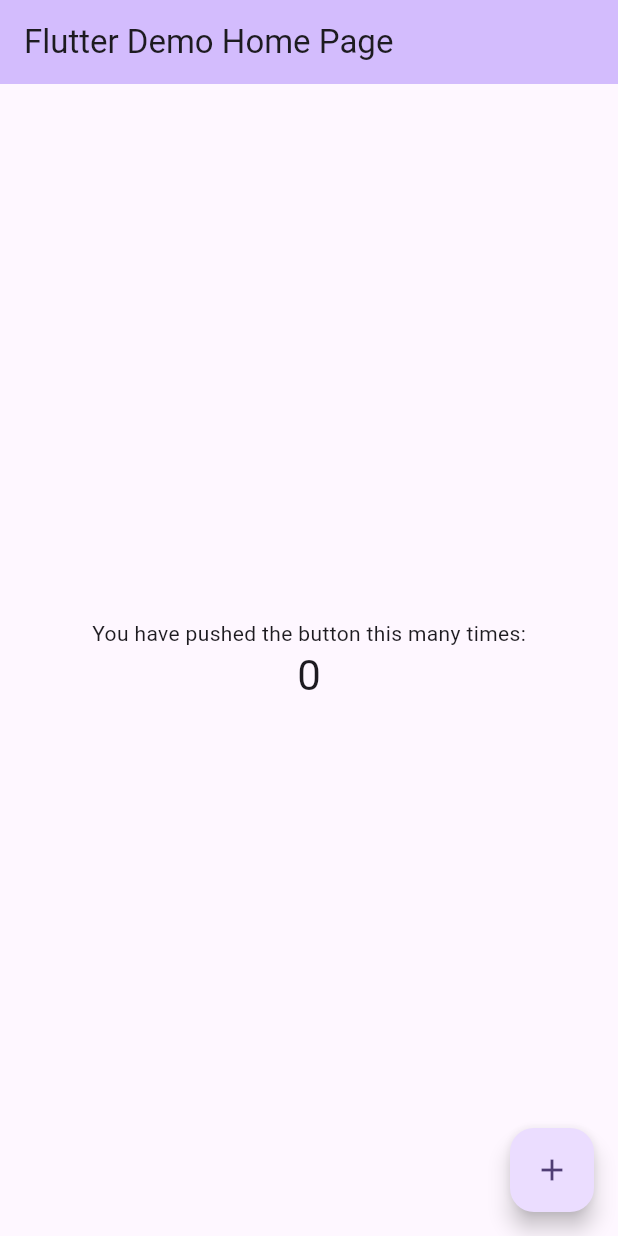
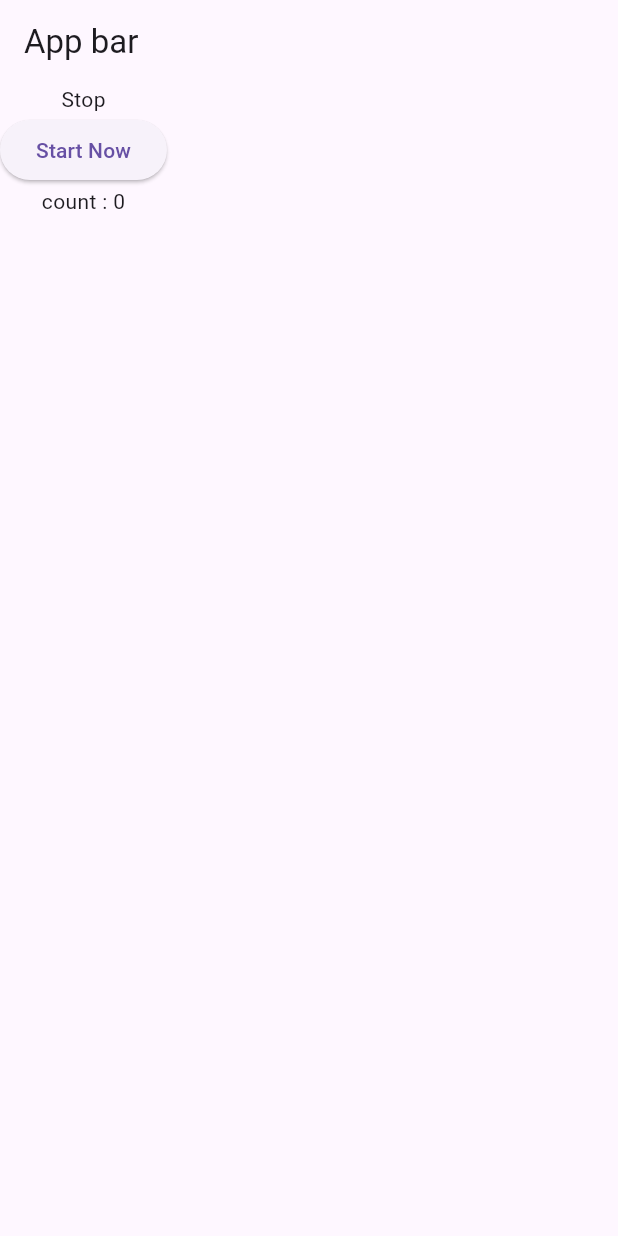
Before and after one commit to medelafia/fitness-tracker, a Flutter app: the screen it shows after launch, on a phone screen of 412 x 824 dp. Run offline on Flutter 3.47's test engine with Material 3 defaults, Android fonts, the phone set to English and light mode, and no system bars; our stand-ins replace sensors_plus.

Commit message:
quick modification

```diff
--- a/lib/main.dart
+++ b/lib/main.dart
@@ -1,3 +1,4 @@
+import 'package:fitness_tracker/pages/exercices.dart';
 import 'package:flutter/material.dart';
 
 void main() {
@@ -12,111 +13,7 @@ class MyApp extends StatelessWidget {
   Widget build(BuildContext context) {
     return MaterialApp(
       title: 'Flutter Demo',
-      theme: ThemeData(
-        // This is the theme of your application.
-        //
-        // TRY THIS: Try running your application with "flutter run". You'll see
-        // the application has a purple toolbar. Then, without quitting the app,
-        // try changing the seedColor in the colorScheme below to Colors.green
-        // and then invoke "hot reload" (save your changes or press the "hot
-        // reload" button in a Flutter-supported IDE, or press "r" if you used
-        // the command line to start the app).
-        //
-        // Notice that the counter didn't reset back to zero; the application
-        // state is not lost during the reload. To reset the state, use hot
-        // restart instead.
-        //
-        // This works for code too, not just values: Most code changes can be
-        // tested with just a hot reload.
-        colorScheme: .fromSeed(seedColor: Colors.deepPurple),
-      ),
-      home: const MyHomePage(title: 'Flutter Demo Home Page'),
+      home: ExercicesPage(),
     );
   }
 }
-
-class MyHomePage extends StatefulWidget {
-  const MyHomePage({super.key, required this.title});
-
-  // This widget is the home page of your application. It is stateful, meaning
-  // that it has a State object (defined below) that contains fields that affect
-  // how it looks.
-
-  // This class is the configuration for the state. It holds the values (in this
-  // case the title) provided by the parent (in this case the App widget) and
-  // used by the build method of the State. Fields in a Widget subclass are
-  // always marked "final".
-
-  final String title;
-
-  @override
-  State<MyHomePage> createState() => _MyHomePageState();
-}
-
-class _MyHomePageState extends State<MyHomePage> {
-  int _counter = 0;
-
-  void _incrementCounter() {
-    setState(() {
-      // This call to setState tells the Flutter framework that something has
-      // changed in this State, which causes it to rerun the build method below
-      // so that the display can reflect the updated values. If we changed
-      // _counter without calling setState(), then the build method would not be
-      // called again, and so nothing would appear to happen.
-      _counter++;
-    });
-  }
-
-  @override
-  Widget build(BuildContext context) {
-    // This method is rerun every time setState is called, for instance as done
-    // by the _incrementCounter method above.
-    //
-    // The Flutter framework has been optimized to make rerunning build methods
-    // fast, so that you can just rebuild anything that needs updating rather
-    // than having to individually change instances of widgets.
-    return Scaffold(
-      appBar: AppBar(
-        // TRY THIS: Try changing the color here to a specific color (to
-        // Colors.amber, perhaps?) and trigger a hot reload to see the AppBar
-        // change color while the other colors stay the same.
-        backgroundColor: Theme.of(context).colorScheme.inversePrimary,
-        // Here we take the value from the MyHomePage object that was created by
-        // the App.build method, and use it to set our appbar title.
-        title: Text(widget.title),
-      ),
-      body: Center(
-        // Center is a layout widget. It takes a single child and positions it
-        // in the middle of the parent.
-        child: Column(
-          // Column is also a layout widget. It takes a list of children and
-          // arranges them vertically. By default, it sizes itself to fit its
-          // children horizontally, and tries to be as tall as its parent.
-          //
-          // Column has various properties to control how it sizes itself and
-          // how it positions its children. Here we use mainAxisAlignment to
-          // center the children vertically; the main axis here is the vertical
-          // axis because Columns are vertical (the cross axis would be
-          // horizontal).
-          //
-          // TRY THIS: Invoke "debug painting" (choose the "Toggle Debug Paint"
-          // action in the IDE, or press "p" in the console), to see the
-          // wireframe for each widget.
-          mainAxisAlignment: .center,
-          children: [
-            const Text('You have pushed the button this many times:'),
-            Text(
-              '$_counter',
-              style: Theme.of(context).textTheme.headlineMedium,
-            ),
-          ],
-        ),
-      ),
-      floatingActionButton: FloatingActionButton(
-        onPressed: _incrementCounter,
-        tooltip: 'Increment',
-        child: const Icon(Icons.add),
-      ),
-    );
-  }
-}
--- /dev/null
+++ b/lib/pages/exercices.dart
@@ -0,0 +1,82 @@
+import 'package:flutter/material.dart';
+import 'package:sensors_plus/sensors_plus.dart';
+
+
+
+enum SquatState {
+  standing , goingDown , goingUp , bottom
+}
+class ExercicesPage extends StatefulWidget {
+  @override
+  State<ExercicesPage> createState() => _ExercicesPageState();
+}
+
+
+
+class _ExercicesPageState extends State<ExercicesPage> {
+
+  int count = 0 ;
+  int exerciceNumber = 1 ;
+  bool isStop = true ;
+
+
+  @override
+  void initState() {
+    super.initState();
+
+
+    SquatState squatState = SquatState.standing ;
+    userAccelerometerEventStream().listen((event) {
+      if(exerciceNumber == 1 ) {
+        double vertical = event.y ;
+        print(event.y) ;
+        if(squatState == SquatState.standing && vertical < -1.2 ) {
+          squatState = SquatState.goingDown ;
+        }
+
+        if(squatState == SquatState.goingDown && vertical.abs() < 0.3 ){
+          squatState = SquatState.bottom ;
+        }
+
+        if(squatState == SquatState.bottom && vertical > 1.2 ) {
+          squatState = SquatState.goingUp ;
+        }
+
+        if(squatState == SquatState.goingUp && vertical.abs() > 0.3 ) {
+          setState(() {
+            count++;
+          });
+          squatState = SquatState.standing ;
+          if(count >= 15) {
+            setState(() {
+              exerciceNumber++ ;
+              isStop = true ;
+            });
+          }
+        }
+      }
+    }) ;
+  }
+  @override
+  Widget build(BuildContext context) {
+    return Scaffold(
+      appBar: AppBar(title: const Text("App bar")) ,
+      body: Column(
+        children: [
+          if(isStop) Text("Stop") else Text("Exercice ${exerciceNumber}") ,
+          if(!isStop) Image.asset("assets/squats.png")
+          else ElevatedButton(
+            onPressed: () {
+              setState(() {
+                isStop = false ;
+              });
+            },
+            child: Text("Start Now")),
+          if(exerciceNumber == 1) Text("count : ${count}")
+        ],
+      ),
+
+
+    );
+  }
+}
--- a/pubspec.yaml
+++ b/pubspec.yaml
@@ -34,6 +34,7 @@ dependencies:
   # The following adds the Cupertino Icons font to your application.
   # Use with the CupertinoIcons class for iOS style icons.
   cupertino_icons: ^1.0.8
+  sensors_plus: ^7.0.0
 
 dev_dependencies:
   flutter_test:
@@ -58,9 +59,8 @@ flutter:
   uses-material-design: true
 
   # To add assets to your application, add an assets section, like this:
-  # assets:
-  #   - images/a_dot_burr.jpeg
-  #   - images/a_dot_ham.jpeg
+  assets:
+    - assets/
 
   # An image asset can refer to one or more resolution-specific "variants", see
   # https://flutter.dev/to/resolution-aware-images
```
Also changed, not shown: assets/squats.png (added), pubspec.lock.
